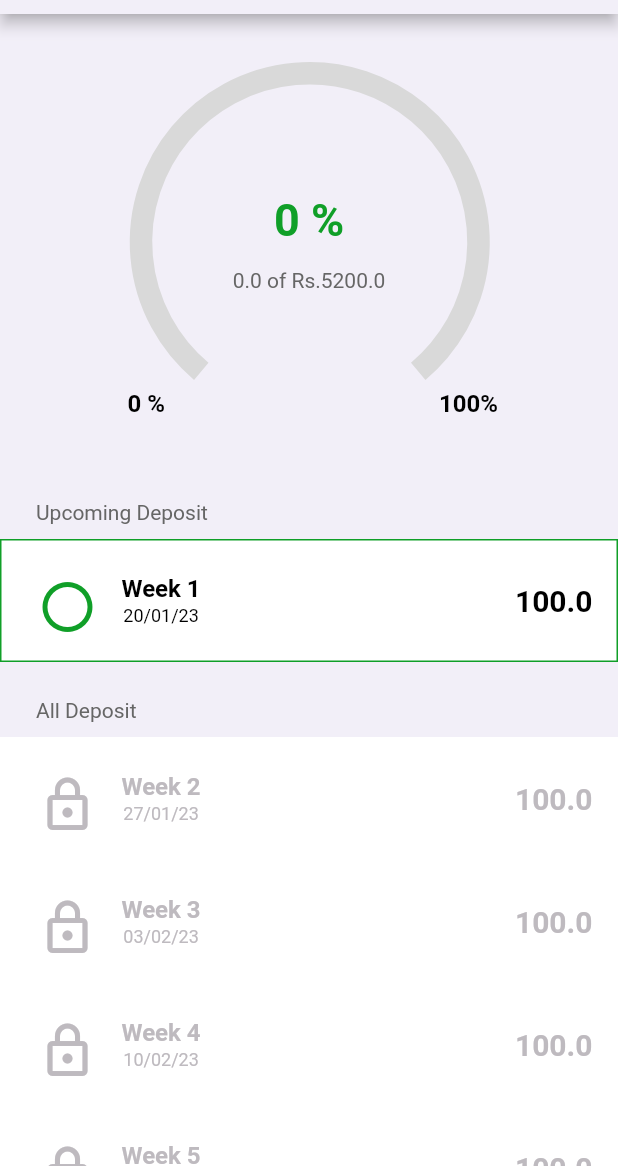
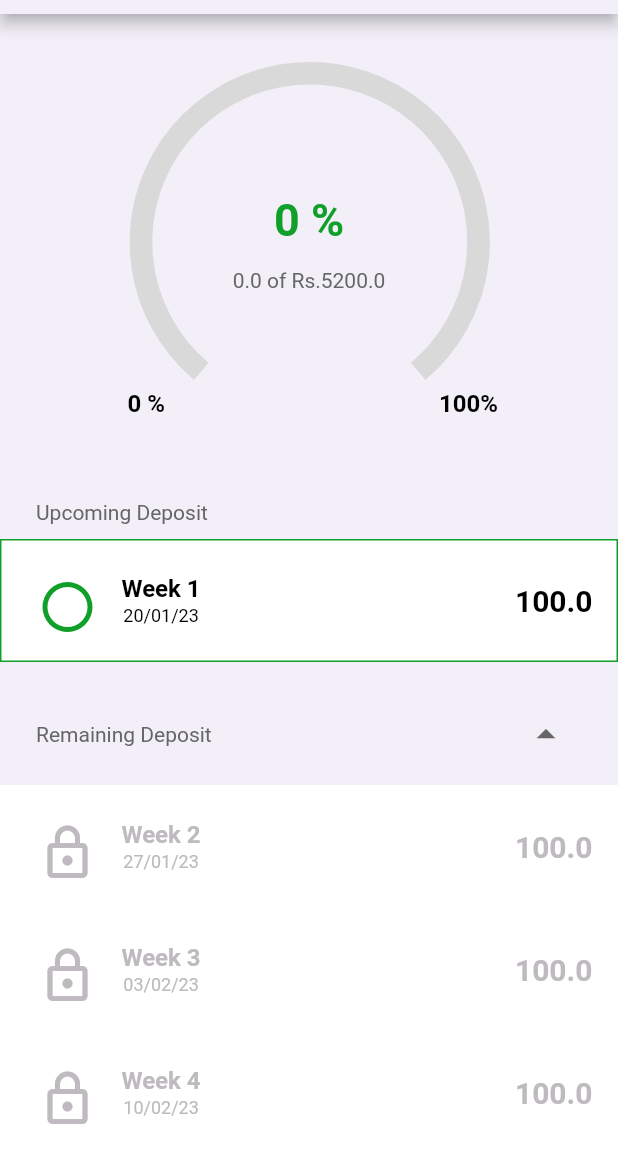
Before and after one commit to reshma-hs-18357/week_challenge_52, a Flutter app: the screen it shows after launch, after a tap on "weekconstant", on a phone screen of 412 x 824 dp, the part 70-1236 px from its top. Run offline on Flutter 3.47's test engine with Material 2 defaults, Android fonts, the light colour scheme and no system bars; drawn by our look-alikes of percent_indicator; missing offline and left inert: flutter_rounded_date_picker.

Commit message:
52 Weeks Challenge

```diff
--- a/lib/components/text_card.dart
+++ b/lib/components/text_card.dart
@@ -1,9 +1,14 @@
-// ignore_for_file: must_be_immutable
 import 'package:flutter/material.dart';
 
 class TextCard extends StatelessWidget {
-  String text;
-  TextCard({super.key, required this.text});
+  final String text;
+  final void Function() onExpanding;
+  final bool isOpen;
+  const TextCard(
+      {super.key,
+      required this.text,
+      required this.onExpanding,
+      required this.isOpen});
 
   @override
   Widget build(BuildContext context) {
@@ -13,11 +18,35 @@ class TextCard extends StatelessWidget {
         color: const Color.fromRGBO(242, 239, 248, 1),
         child: Padding(
           padding: const EdgeInsets.fromLTRB(16, 16, 16, 4),
-          child: Text(text,
-              style: const TextStyle(
+          child: Row(
+            children: [
+              Text(
+                text,
+                style: const TextStyle(
                   fontWeight: FontWeight.w400,
                   fontSize: 14,
-                  color: Color.fromRGBO(102, 102, 102, 1))),
+                  color: Color.fromRGBO(102, 102, 102, 1),
+                ),
+              ),
+              const Spacer(),
+              (text == "Upcoming Deposit")
+                  ? const Text("")
+                  : IconButton(
+                      icon: (isOpen == true)
+                          ? const Icon(
+                              Icons.arrow_drop_down_outlined,
+                              size: 30,
+                              color: Color.fromRGBO(102, 102, 102, 1),
+                            )
+                          : const Icon(
+                              Icons.arrow_drop_up_outlined,
+                              size: 30,
+                              color: Color.fromRGBO(102, 102, 102, 1),
+                            ),
+                      onPressed: onExpanding,
+                    )
+            ],
+          ),
         ),
       ),
     );
--- a/lib/screens/detail_view_screen.dart
+++ b/lib/screens/detail_view_screen.dart
@@ -1,4 +1,3 @@
-// ignore_for_file: must_be_immutable
 import 'package:flutter/material.dart';
 import 'package:week_challenge_52/components/goal_progress.dart';
 import 'package:week_challenge_52/components/text_card.dart';
@@ -9,8 +8,8 @@ import 'package:week_challenge_52/models/goal_progress_model.dart';
 import 'package:week_challenge_52/models/week_month_model.dart';
 
 class GoalDetailView extends StatefulWidget {
-  Goal goal;
-  GoalDetailView({super.key, required this.goal});
+  final Goal goal;
+  const GoalDetailView({super.key, required this.goal});
 
   @override
   State<GoalDetailView> createState() => _GoalDetailViewState();
@@ -18,6 +17,8 @@ class GoalDetailView extends StatefulWidget {
 
 class _GoalDetailViewState extends State<GoalDetailView> {
   late Goal goal;
+  bool completedOpen = false;
+  bool remainingOpen = false;
   List<dynamic> listItems = [];
   List<WeekOrMonthModel> remainingWeeksorMonths = [];
   List<WeekOrMonthModel> upcomingWeekorMonth = [];
@@ -26,49 +27,71 @@ class _GoalDetailViewState extends State<GoalDetailView> {
   @override
   void initState() {
     goal = widget.goal;
+    int upcoming = goal.upcomingWeekOrMonth;
+    print("up $upcoming");
+    // List<WeekOrMonthModel> totalWeeksOrMonth = _getTotalWeeksOrMonths();
+    // for (int i = 0; i < upcoming; i++) {
+    //   totalWeeksOrMonth[i].weekMonthModelType = WeekMonthModelType.completed;
+    //   completedWeeksorMonths.add(totalWeeksOrMonth[i]);
+    // }
+    // totalWeeksOrMonth[upcoming].weekMonthModelType =
+    //     WeekMonthModelType.upcoming;
+    // upcomingWeekorMonth.add(totalWeeksOrMonth[upcoming]);
+    // for (int j = upcoming + 1; j < totalWeeksOrMonth.length; j++) {
+    //   totalWeeksOrMonth[j].weekMonthModelType = WeekMonthModelType.remaining;
+    //   remainingWeeksorMonths.add(totalWeeksOrMonth[j]);
+    // }
     remainingWeeksorMonths = _getTotalWeeksOrMonths();
-    remainingWeeksorMonths[0].weekMonthModelType = WeekMonthModelType.upcoming;
-    upcomingWeekorMonth.add(remainingWeeksorMonths[0]);
+    remainingWeeksorMonths[upcoming].weekMonthModelType =
+        WeekMonthModelType.upcoming;
+    upcomingWeekorMonth.add(remainingWeeksorMonths[upcoming]);
+    for (int i = 0; i < upcoming; i++) {
+      remainingWeeksorMonths[i].weekMonthModelType =
+          WeekMonthModelType.completed;
+      completedWeeksorMonths.add(remainingWeeksorMonths[i]);
+    }
+    for (int i = 0; i <= upcoming; i++) {
       remainingWeeksorMonths.removeAt(0);
+    }
     listItems = _prepareListItems();
+    if (goal.getPercent() == 0.0) {
+      listItems.removeAt(3);
+    }
     super.initState();
   }
 
   List<WeekOrMonthModel> _getTotalWeeksOrMonths() {
-    if (widget.goal.savingsChoiceText() == "Weekly") {
+    if (goal.savingsChoiceText() == "Weekly") {
       for (int i = 0; i < 52; i++) {
         remainingWeeksorMonths.add(WeekOrMonthModel(
           upcomingWeekOrMonth: i + 1,
           savingsChoice: "Week",
           date: DateFormat('dd/MM/yy').format(DateTime(
-            widget.goal.startDate.year,
-            widget.goal.startDate.month,
-            widget.goal.startDate.day + 7 * (i),
+            goal.startDate.year,
+            goal.startDate.month,
+            goal.startDate.day + 7 * (i),
           )),
-          weeklyOrMonthlydeposit:
-              (widget.goal.savingsType == SavingsType.constant)
-                  ? widget.goal.initialDeposit
-                  : widget.goal.initialDeposit * (i + 1),
+          weeklyOrMonthlydeposit: (goal.savingsType == SavingsType.constant)
+              ? goal.initialDeposit
+              : goal.initialDeposit * (i + 1),
           weekMonthModelType: WeekMonthModelType.remaining,
         ));
       }
-    } else {
+    }
     for (int i = 0; i < 12; i++) {
       remainingWeeksorMonths.add(WeekOrMonthModel(
         upcomingWeekOrMonth: i + 1,
         savingsChoice: "Month",
         date: DateFormat('dd/MM/yy').format(DateTime(
-            widget.goal.startDate.year,
-            widget.goal.startDate.month,
-            widget.goal.startDate.day + 7 * (i),
+          goal.startDate.year,
+          goal.startDate.month + i,
+          goal.startDate.day,
         )),
-          weeklyOrMonthlydeposit:
-              (widget.goal.savingsType == SavingsType.constant)
-                  ? widget.goal.initialDeposit
-                  : widget.goal.initialDeposit * (i + 1),
+        weeklyOrMonthlydeposit: (goal.savingsType == SavingsType.constant)
+            ? goal.initialDeposit
+            : goal.initialDeposit * (i + 1),
         weekMonthModelType: WeekMonthModelType.remaining,
       ));
-      }
     }
     return remainingWeeksorMonths;
   }
@@ -80,7 +103,7 @@ class _GoalDetailViewState extends State<GoalDetailView> {
       appBar: AppBar(
         backgroundColor: const Color.fromRGBO(242, 239, 248, 1),
         title: Text(
-          widget.goal.name,
+          goal.name,
           style: const TextStyle(
             fontSize: 18,
             fontWeight: FontWeight.bold,
@@ -112,18 +135,24 @@ class _GoalDetailViewState extends State<GoalDetailView> {
           } else if (element is String) {
             return TextCard(
               text: element,
+              onExpanding: (element == "Completed Deposit")
+                  ? onExpandingCompleted
+                  : onExpandingRemaining,
+              isOpen: (element == "Completed Deposit")
+                  ? completedOpen
+                  : remainingOpen,
             );
           } else if (element is WeekOrMonthModel) {
             return WeekOrMonthCard(
               weekOrMonthModel: element,
               onTapped: () {
                 setState(() {
-                  print(goal.getPercent());
                   if (goal.getPercent() < 1) {
                     goal.upcomingWeekOrMonth++;
                     remainingWeeksorMonths[0].weekMonthModelType =
                         WeekMonthModelType.upcoming;
-                    element.weekMonthModelType = WeekMonthModelType.completed;
+                    upcomingWeekorMonth[0].weekMonthModelType =
+                        WeekMonthModelType.completed;
                     completedWeeksorMonths.add(upcomingWeekorMonth[0]);
                     upcomingWeekorMonth.removeAt(0);
                     upcomingWeekorMonth.add(remainingWeeksorMonths[0]);
@@ -135,6 +164,7 @@ class _GoalDetailViewState extends State<GoalDetailView> {
                     upcomingWeekorMonth.removeAt(0);
                     listItems = _prepareListItems();
                     listItems.removeAt(1);
+                    listItems.removeAt(listItems.length - 1);
                   }
                 });
               },
@@ -158,9 +188,37 @@ class _GoalDetailViewState extends State<GoalDetailView> {
     );
     listItems.add("Upcoming Deposit");
     listItems.addAll(upcomingWeekorMonth);
-    listItems.add("All Deposit");
+    listItems.add("Completed Deposit");
+    if (completedOpen == false) {
       listItems.addAll(completedWeeksorMonths);
+    }
+
+    listItems.add("Remaining Deposit");
+    if (remainingOpen == false) {
       listItems.addAll(remainingWeeksorMonths);
+    }
     return listItems;
   }
+
+  void onExpandingCompleted() {
+    setState(() {
+      if (completedOpen == true) {
+        completedOpen = false;
+      } else {
+        completedOpen = true;
       }
+      listItems = _prepareListItems();
+    });
+  }
+
+  void onExpandingRemaining() {
+    setState(() {
+      if (remainingOpen == true) {
+        remainingOpen = false;
+      } else {
+        remainingOpen = true;
+      }
+      listItems = _prepareListItems();
+    });
+  }
+}
--- a/lib/screens/home_screen.dart
+++ b/lib/screens/home_screen.dart
@@ -17,8 +17,10 @@ class HomeScreen extends StatefulWidget {
 class _HomeScreenState extends State<HomeScreen> {
   int _selectedIndex = 0;
   List<Goal> goalList = [];
+  List<Goal> newGoalList = [];
   List<Widget> screens = [];
   late GoalService goalService;
+  Filter filter = Filter.all;
 
   List<Goal> _fetchGoalList() {
     goalList = goalService.fetchGoalList();
@@ -31,13 +33,40 @@ class _HomeScreenState extends State<HomeScreen> {
     setState(() {
       goalList = _fetchGoalList();
     });
+
     super.initState();
     GoalService.instance.addingGoals();
   }
 
+  List<Goal> getGoalListAfterFilter() {
+    print(filter);
+    if (filter == Filter.weekly) {
+      newGoalList.clear();
+      for (int i = 0; i < goalList.length; i++) {
+        if (goalList[i].savingsChoice == SavingsChoice.weekly) {
+          newGoalList.add(goalList[i]);
+        }
+      }
+    } else if (filter == Filter.monthly) {
+      newGoalList.clear();
+      for (int i = 0; i < goalList.length; i++) {
+        if (goalList[i].savingsChoice == SavingsChoice.monthly) {
+          newGoalList.add(goalList[i]);
+        }
+      }
+    } else {
+      newGoalList.clear();
+      newGoalList.addAll(goalList);
+    }
+    return newGoalList;
+  }
+
   Widget _returnSelectedIndexWidget(int selectedIndex) {
     if (selectedIndex == 0 || selectedIndex == 1) {
-      return GoalsScreen(goalList: goalList, onCardTapped: onCardTapped);
+      return GoalsScreen(
+        goalList: getGoalListAfterFilter(),
+        onCardTapped: onCardTapped,
+      );
     } else {
       return AboutScreen();
     }
@@ -82,11 +111,32 @@ class _HomeScreenState extends State<HomeScreen> {
             ),
             actions: [
               Padding(
-                padding: const EdgeInsets.all(10),
-                child: Image.asset(
-                  'assets/images/crown.png',
-                  height: 30,
-                  width: 30,
+                padding: const EdgeInsets.all(10.0),
+                child: PopupMenuButton(
+                  icon: Icon(
+                    Icons.menu_outlined,
+                    size: 30,
+                    color: Colors.black,
+                  ),
+                  itemBuilder: (context) => [
+                    const PopupMenuItem(
+                      value: Filter.all,
+                      child: Text("All"),
+                    ),
+                    PopupMenuItem(
+                      value: Filter.weekly,
+                      child: const Text("Weekly"),
+                    ),
+                    PopupMenuItem(
+                      value: Filter.monthly,
+                      child: const Text("Monthly"),
+                    ),
+                  ],
+                  onSelected: (value) {
+                    setState(() {
+                      filter = value;
+                    });
+                  },
                 ),
               )
             ],
@@ -180,16 +230,17 @@ class _HomeScreenState extends State<HomeScreen> {
     });
   }
 
-  void onCardTapped(Goal goal) async {
-    Goal newGoal = await Navigator.push(
+  void onCardTapped(Goal? goal) async {
+    await Navigator.push(
       context,
       MaterialPageRoute(
-        builder: (context) => GoalDetailView(goal: goal),
+        builder: (context) => GoalDetailView(goal: goal!),
       ),
     );
     setState(() {
-      goal = newGoal;
-      print(goal.toString());
+      goalList = GoalService.instance.fetchGoalList();
     });
   }
 }
+
+enum Filter { all, weekly, monthly }
--- a/lib/screens/new_goal_screen.dart
+++ b/lib/screens/new_goal_screen.dart
@@ -1,4 +1,3 @@
-// ignore_for_file: must_be_immutable
 import 'package:flutter/material.dart';
 import 'package:intl/intl.dart';
 import 'package:week_challenge_52/components/back_button.dart';
@@ -12,8 +11,8 @@ import 'package:week_challenge_52/components/summary_card.dart';
 import 'package:week_challenge_52/models/goal.dart';
 
 class NewGoalScreen extends StatefulWidget {
-  Goal goal;
-  NewGoalScreen({super.key, required this.goal});
+  final Goal goal;
+  const NewGoalScreen({super.key, required this.goal});
 
   @override
   State<NewGoalScreen> createState() => _NewGoalScreenState();
```
Also changed, not shown: lib/components/temp.dart (deleted, +0 -134 lines), lib/screens/add_goal_screen.dart (+4 -4 lines), lib/screens/goals_screen.dart (+8 -5 lines), lib/screens/temp.dart (deleted, +0 -78 lines). Lines whose indentation alone changed are shown as unchanged.
